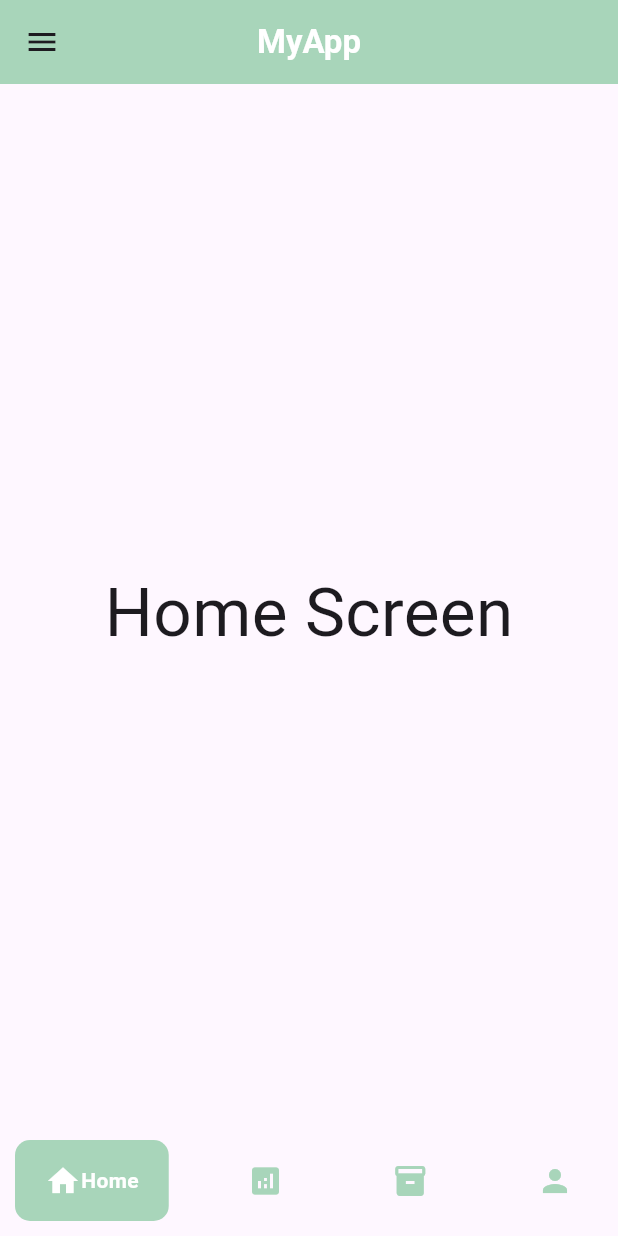
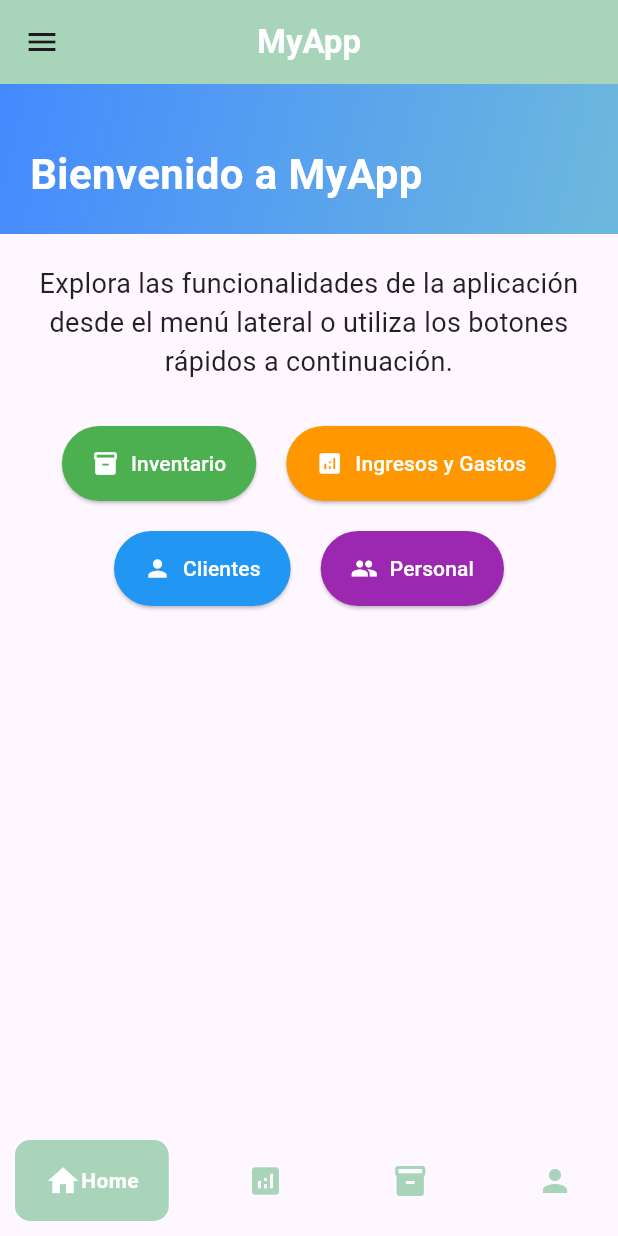
Before and after one commit to Javier-Rivera2311/Eventos_cari_tipe3, a Flutter app: the screen it shows after launch, on a phone screen of 412 x 824 dp. Run offline on Flutter 3.47's test engine with Material 3 defaults, Android fonts, the phone set to English and light mode, and no system bars; drawn by our look-alikes of google_nav_bar; our stand-ins replace fl_chart.

Commit message:
cambios: home y barra de navegacion

```diff
--- a/lib/screens/home.dart
+++ b/lib/screens/home.dart
@@ -5,6 +5,109 @@ class HomeScreen extends StatelessWidget {
 
   @override
   Widget build(BuildContext context) {
-    return const Center(child: Text('Home Screen', style: TextStyle(fontSize: 45)));
+    return Scaffold(
+      body: SingleChildScrollView(
+        child: Column(
+          children: [
+            Stack(
+              children: [
+                Container(
+                  height: 100,
+                  width: double.infinity,
+                  decoration: const BoxDecoration(
+                    gradient: LinearGradient(
+                      colors: [Colors.blueAccent, Color.fromARGB(255, 109, 185, 221)],
+                      begin: Alignment.topLeft,
+                      end: Alignment.bottomRight,
+                    ),
+                  ),
+                ),
+                Positioned(
+                  bottom: 20,
+                  left: 20,
+                  child: const Text(
+                    'Bienvenido a MyApp',
+                    style: TextStyle(
+                      color: Colors.white,
+                      fontSize: 28,
+                      fontWeight: FontWeight.bold,
+                    ),
+                  ),
+                ),
+              ],
+            ),
+            const SizedBox(height: 20),
+            const Padding(
+              padding: EdgeInsets.symmetric(horizontal: 16.0),
+              child: Text(
+                'Explora las funcionalidades de la aplicación desde el menú lateral o utiliza los botones rápidos a continuación.',
+                textAlign: TextAlign.center,
+                style: TextStyle(fontSize: 18, color: Colors.black87),
+              ),
+            ),
+            const SizedBox(height: 30),
+            Wrap(
+              spacing: 20,
+              runSpacing: 20,
+              alignment: WrapAlignment.center,
+              children: [
+                ElevatedButton.icon(
+                  onPressed: () {
+                    // Acción para ir a Inventario
+                  },
+                  icon: const Icon(Icons.inventory),
+                  label: const Text('Inventario'),
+                  style: ElevatedButton.styleFrom(
+                    backgroundColor: Colors.green,
+                    foregroundColor: Colors.white,
+                    padding: const EdgeInsets.symmetric(
+                        vertical: 15, horizontal: 20),
+                  ),
+                ),
+                ElevatedButton.icon(
+                  onPressed: () {
+                    // Acción para ir a Ingresos y Gastos
+                  },
+                  icon: const Icon(Icons.analytics),
+                  label: const Text('Ingresos y Gastos'),
+                  style: ElevatedButton.styleFrom(
+                    backgroundColor: Colors.orange,
+                    foregroundColor: Colors.white,
+                    padding: const EdgeInsets.symmetric(
+                        vertical: 15, horizontal: 20),
+                  ),
+                ),
+                ElevatedButton.icon(
+                  onPressed: () {
+                    // Acción para ir a Clientes
+                  },
+                  icon: const Icon(Icons.person),
+                  label: const Text('Clientes'),
+                  style: ElevatedButton.styleFrom(
+                    backgroundColor: Colors.blue,
+                    foregroundColor: Colors.white,
+                    padding: const EdgeInsets.symmetric(
+                        vertical: 15, horizontal: 20),
+                  ),
+                ),
+                ElevatedButton.icon(
+                  onPressed: () {
+                    // Acción para ir a Personal
+                  },
+                  icon: const Icon(Icons.group),
+                  label: const Text('Personal'),
+                  style: ElevatedButton.styleFrom(
+                    backgroundColor: Colors.purple,
+                    foregroundColor: Colors.white,
+                    padding: const EdgeInsets.symmetric(
+                        vertical: 15, horizontal: 20),
+                  ),
+                ),
+              ],
+            ),
+          ],
+        ),
+      ),
+    );
   }
 }
--- a/lib/screens/navigate.dart
+++ b/lib/screens/navigate.dart
@@ -118,19 +118,19 @@ class _HomePageState extends State<HomePage> {
             ),
             GButton(
               icon: Icons.analytics,
-              text: 'Vista 2',
+              text: 'Ingresos y gastos',
               iconActiveColor: Colors.white,
               textColor: Colors.white,
             ),
             GButton(
               icon: Icons.inventory,
-              text: 'Vista 3',
+              text: 'Inventario',
               iconActiveColor: Colors.white,
               textColor: Colors.white,
             ),
             GButton(
               icon: Icons.person,
-              text: 'Vista 4',
+              text: 'Clientes',
               iconActiveColor: Colors.white,
               textColor: Colors.white,
             ),
```
Also changed, not shown: lib/assets/logo500x500.png (added).
